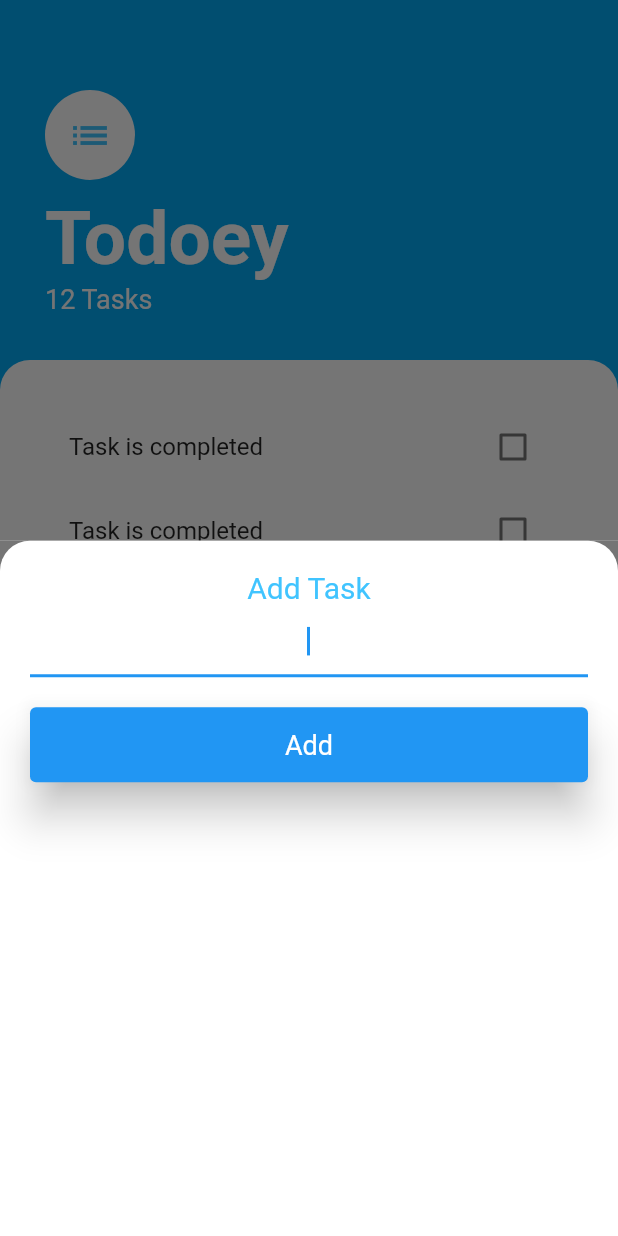
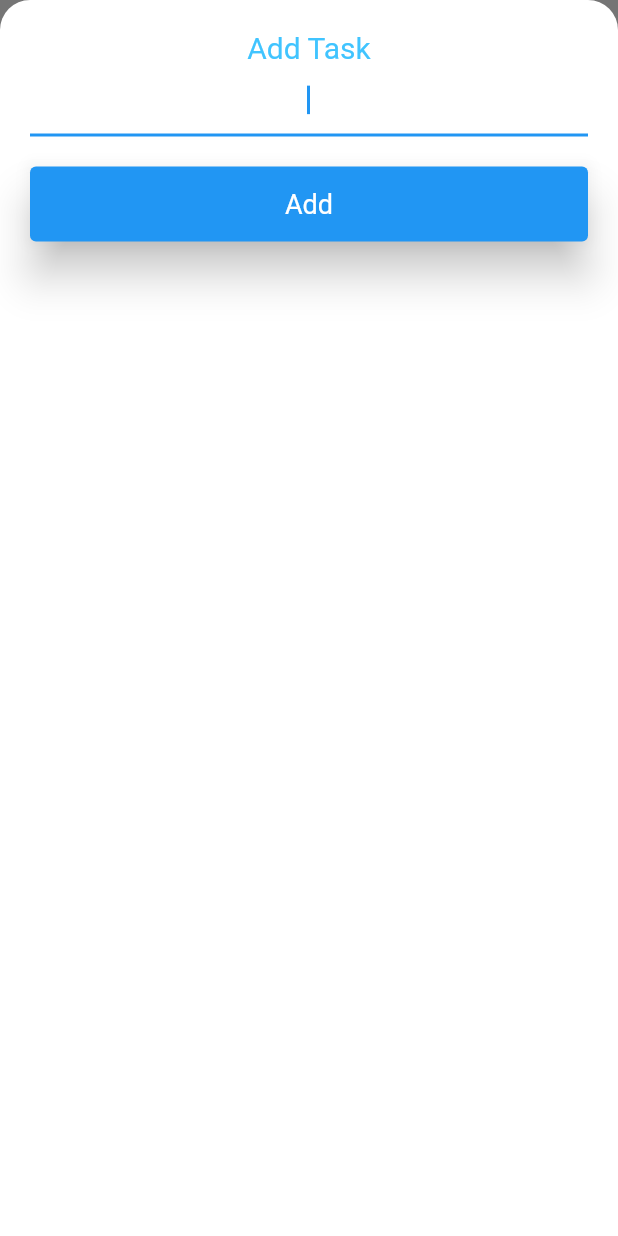
Before and after one commit to YashrajMalviya/ToDo, a Flutter app: the screen it shows after launch, after a tap on the "add" icon, on a phone screen of 412 x 824 dp. Run offline on Flutter 3.47's test engine with Material 2 defaults, Android fonts, the phone set to English and light mode, and no system bars.

Commit message:
Add button obscured solved

```diff
--- a/lib/screens/tasks_screen.dart
+++ b/lib/screens/tasks_screen.dart
@@ -4,7 +4,6 @@ import 'package:to_do_flutter/widgets/tasks_list.dart';
 
 class TaskScreen extends StatelessWidget {
   const TaskScreen({super.key});
-
 
   @override
   Widget build(BuildContext context) {
@@ -13,7 +12,10 @@ class TaskScreen extends StatelessWidget {
       floatingActionButton: FloatingActionButton(
         backgroundColor: Colors.lightBlueAccent,
         onPressed: () {
-          showModalBottomSheet(context: context, builder: (context) =>  const AddTaskScreen());
+          showModalBottomSheet(
+              context: context,
+              isScrollControlled: true,
+              builder: (context) => const AddTaskScreen());
         },
         child: const Icon(Icons.add),
       ),
```
